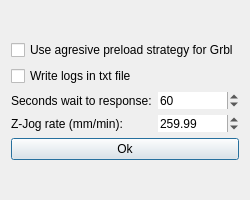
Old version of the form UIDesign/v0.01_General.ui in the repository TheQuietestHand/GCodeSender_Michelin.
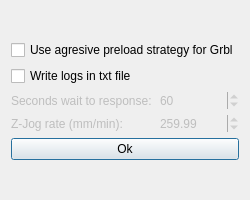
New version of the form.

What changed in the file:
```diff
--- a/UIDesign/v0.01_General.ui
+++ b/UIDesign/v0.01_General.ui
@@ -53,6 +53,9 @@
      </item>
      <item row="2" column="0">
       <widget class="QLabel" name="labelSWaitToResponde">
+       <property name="enabled">
+        <bool>false</bool>
+       </property>
        <property name="text">
         <string>Seconds wait to response:</string>
        </property>
@@ -67,6 +70,9 @@
      </item>
      <item row="2" column="1">
       <widget class="QSpinBox" name="spinBoxSWaitToResponse">
+       <property name="enabled">
+        <bool>false</bool>
+       </property>
        <property name="frame">
         <bool>false</bool>
        </property>
@@ -83,6 +89,9 @@
      </item>
      <item row="3" column="1">
       <widget class="QDoubleSpinBox" name="doubleSpinBoxZJogRate">
+       <property name="enabled">
+        <bool>false</bool>
+       </property>
        <property name="frame">
         <bool>false</bool>
        </property>
@@ -102,6 +111,9 @@
      </item>
      <item row="3" column="0">
       <widget class="QLabel" name="labelZJogRate">
+       <property name="enabled">
+        <bool>false</bool>
+       </property>
        <property name="text">
         <string>Z-Jog rate (mm/min):</string>
        </property>
```
